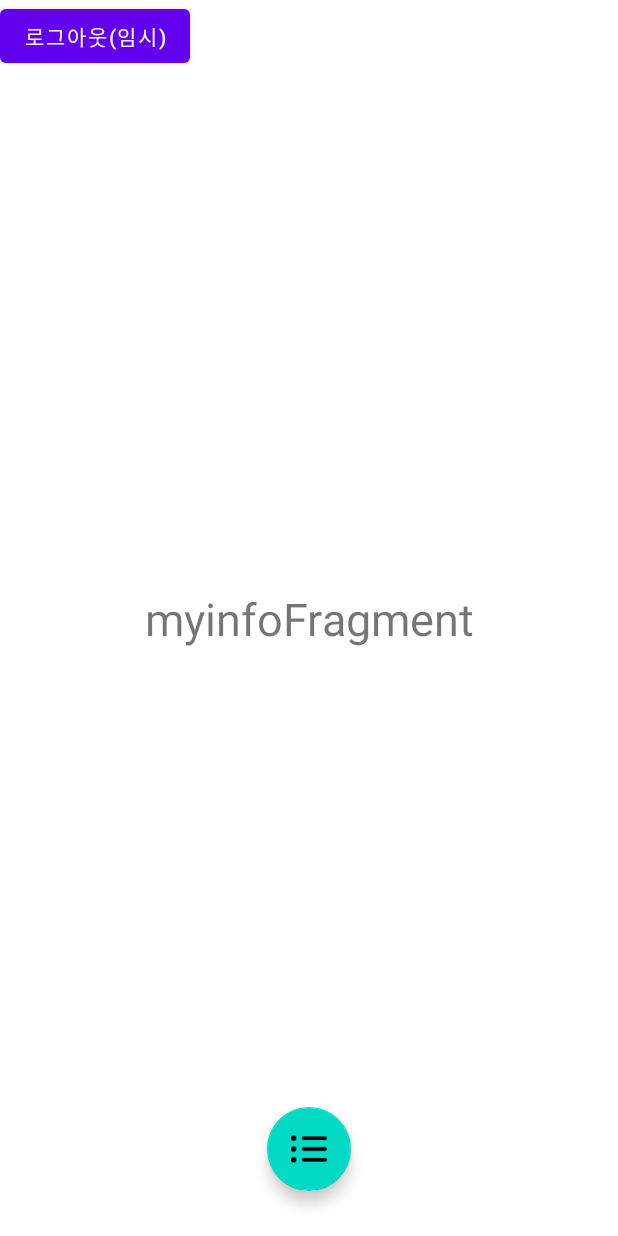
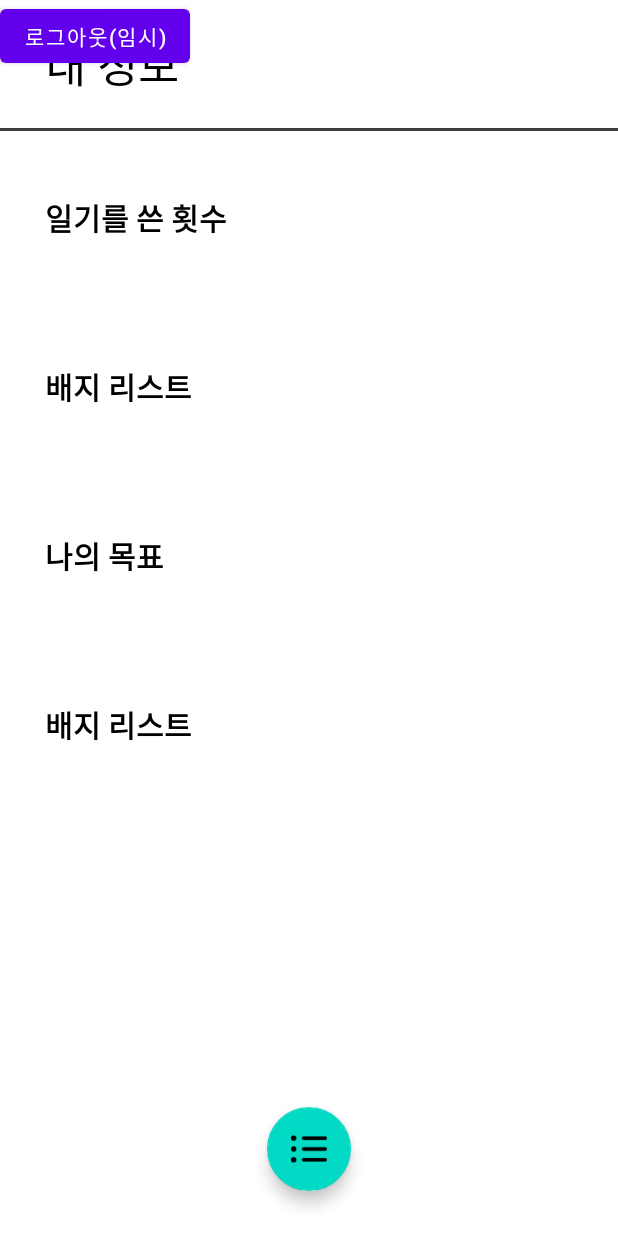
Before and after one commit to Hyeonseok0830/Record-a-day, an Android app: the MyInfoFragment screen opened directly, with no data from a screen before it, on a phone screen of 412 x 824 dp. Run offline under Robolectric (Android 15) with nearby library versions, the phone set to English and light mode, and no system bars.

Commit message:
내 정보 화면 레이아웃 작업

```diff
--- a/src_aos/Record_a_Day/app/src/main/res/layout/myinfo_fragment.xml
+++ b/src_aos/Record_a_Day/app/src/main/res/layout/myinfo_fragment.xml
@@ -1,18 +1,136 @@
 <?xml version="1.0" encoding="utf-8"?>
-<androidx.constraintlayout.widget.ConstraintLayout xmlns:android="http://schemas.android.com/apk/res/android"
+<RelativeLayout xmlns:android="http://schemas.android.com/apk/res/android"
     android:layout_width="match_parent"
-    android:layout_height="match_parent"
-    xmlns:app="http://schemas.android.com/apk/res-auto">
+    android:layout_height="match_parent">
 
     <TextView
+        android:id="@+id/menu_title"
         android:layout_width="wrap_content"
         android:layout_height="wrap_content"
-        android:text="myinfoFragment"
-        android:textSize="30dp"
-        app:layout_constraintBottom_toBottomOf="parent"
-        app:layout_constraintTop_toTopOf="parent"
-        app:layout_constraintLeft_toLeftOf="parent"
-        app:layout_constraintRight_toRightOf="parent"
-        />
+        android:layout_marginVertical="20dp"
+        android:layout_marginStart="30dp"
+        android:text="내 정보"
+        android:textColor="@color/black"
+        android:textSize="30dp" />
 
-</androidx.constraintlayout.widget.ConstraintLayout>
+    <View
+        android:id="@+id/divider"
+        android:layout_width="match_parent"
+        android:layout_height="2dp"
+        android:layout_below="@id/menu_title"
+        android:background="@color/deep_gray" />
+
+    <LinearLayout
+        android:id="@+id/record_layout"
+        android:layout_width="match_parent"
+        android:layout_height="wrap_content"
+        android:layout_below="@id/divider"
+        android:orientation="horizontal">
+
+        <TextView
+            android:id="@+id/_record_count"
+            android:layout_width="wrap_content"
+            android:layout_height="wrap_content"
+            android:layout_marginVertical="40dp"
+            android:layout_marginStart="30dp"
+            android:text="일기를 쓴 횟수"
+            android:textColor="@color/black"
+            android:textSize="20dp"
+            android:textStyle="bold" />
+        <TextView
+            android:id="@+id/record_count"
+            android:layout_width="wrap_content"
+            android:layout_height="wrap_content"
+            android:layout_marginVertical="40dp"
+            android:layout_marginStart="30dp"
+            android:text=""
+            android:textColor="@color/black"
+            android:textSize="24dp"
+            android:textStyle="bold" />
+    </LinearLayout>
+
+    <LinearLayout
+        android:id="@+id/badge_layout"
+        android:layout_width="match_parent"
+        android:layout_height="wrap_content"
+        android:layout_below="@id/record_layout"
+        android:orientation="horizontal">
+
+        <TextView
+            android:id="@+id/_badge_list"
+            android:layout_width="wrap_content"
+            android:layout_height="wrap_content"
+            android:layout_marginVertical="40dp"
+            android:layout_marginStart="30dp"
+            android:text="배지 리스트"
+            android:textColor="@color/black"
+            android:textSize="20dp"
+            android:textStyle="bold" />
+        <TextView
+            android:id="@+id/badge_list"
+            android:layout_width="wrap_content"
+            android:layout_height="wrap_content"
+            android:layout_marginVertical="40dp"
+            android:layout_marginStart="30dp"
+            android:text=""
+            android:textColor="@color/black"
+            android:textSize="24dp"
+            android:textStyle="bold" />
+    </LinearLayout>
+    <LinearLayout
+        android:id="@+id/goal_layout"
+        android:layout_width="match_parent"
+        android:layout_height="wrap_content"
+        android:layout_below="@id/badge_layout"
+        android:orientation="horizontal">
+
+        <TextView
+            android:id="@+id/_goal_list"
+            android:layout_width="wrap_content"
+            android:layout_height="wrap_content"
+            android:layout_marginVertical="40dp"
+            android:layout_marginStart="30dp"
+            android:text="나의 목표"
+            android:textColor="@color/black"
+            android:textSize="20dp"
+            android:textStyle="bold" />
+        <TextView
+            android:id="@+id/goal_list"
+            android:layout_width="wrap_content"
+            android:layout_height="wrap_content"
+            android:layout_marginVertical="40dp"
+            android:layout_marginStart="30dp"
+            android:text=""
+            android:textColor="@color/black"
+            android:textSize="24dp"
+            android:textStyle="bold" />
+    </LinearLayout>
+    <LinearLayout
+        android:id="@+id/todo_layout"
+        android:layout_width="match_parent"
+        android:layout_height="wrap_content"
+        android:layout_below="@id/goal_layout"
+        android:orientation="horizontal">
+
+        <TextView
+            android:id="@+id/_todo_list"
+            android:layout_width="wrap_content"
+            android:layout_height="wrap_content"
+            android:layout_marginVertical="40dp"
+            android:layout_marginStart="30dp"
+            android:text="배지 리스트"
+            android:textColor="@color/black"
+            android:textSize="20dp"
+            android:textStyle="bold" />
+        <TextView
+            android:id="@+id/todo_list"
+            android:layout_width="wrap_content"
+            android:layout_height="wrap_content"
+            android:layout_marginVertical="40dp"
+            android:layout_marginStart="30dp"
+            android:text=""
+            android:textColor="@color/black"
+            android:textSize="24dp"
+            android:textStyle="bold" />
+    </LinearLayout>
+</RelativeLayout>
--- a/src_aos/Record_a_Day/app/src/main/res/values/colors.xml
+++ b/src_aos/Record_a_Day/app/src/main/res/values/colors.xml
@@ -9,6 +9,7 @@
     <color name="white">#FFFFFFFF</color>
     <color name="link_color">#064BAB</color>
     <color name="gray">#9A9A9A</color>
+    <color name="deep_gray">#3E3E3E</color>
     <color name="red">#FF0000</color>
     <color name="green">#00FF19</color>
 
```
